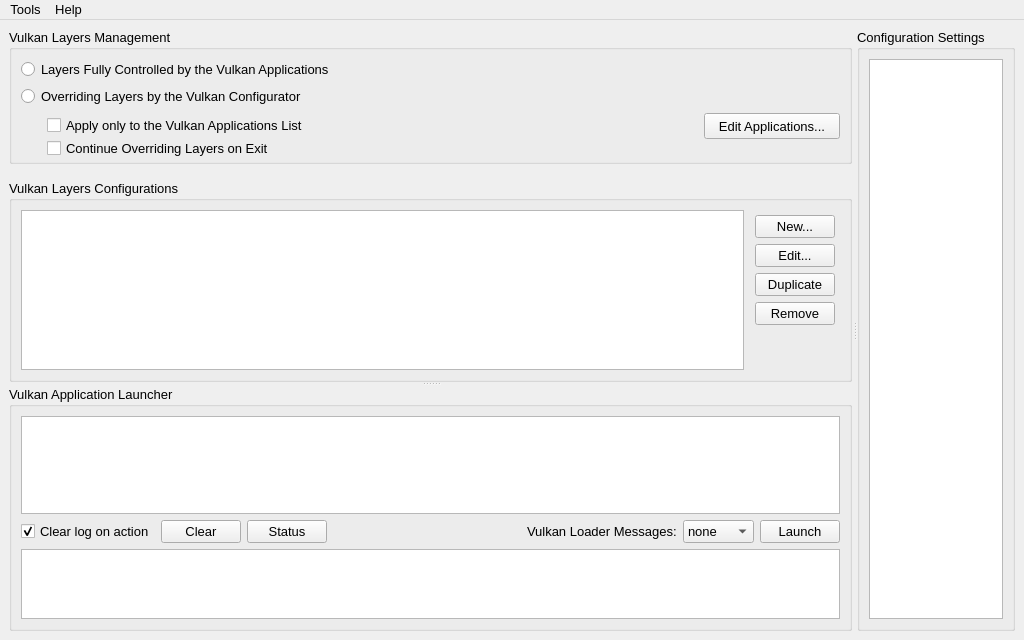
Old version of the form vkconfig/mainwindow.ui in the repository LunarG/VulkanTools.
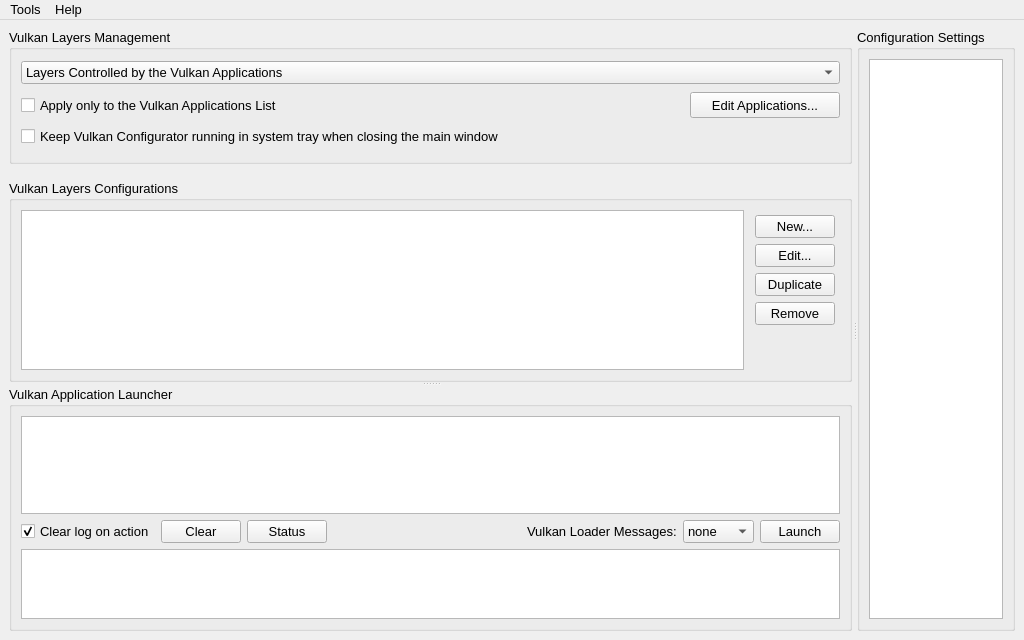
New version of the form.

Commit message: vkconfig: Add system tray icon

The edit to the form file:
```diff
--- a/vkconfig/mainwindow.ui
+++ b/vkconfig/mainwindow.ui
@@ -105,72 +105,21 @@
            </property>
            <layout class="QGridLayout" name="gridLayout_7">
             <item row="0" column="0">
-             <widget class="QRadioButton" name="radio_fully">
-              <property name="font">
-               <font>
-                <family>Arial</family>
-                <pointsize>10</pointsize>
-               </font>
-              </property>
-              <property name="text">
-               <string>Layers Fully Controlled by the Vulkan Applications</string>
-              </property>
-             </widget>
-            </item>
-            <item row="1" column="0">
-             <widget class="QRadioButton" name="radio_override">
-              <property name="font">
-               <font>
-                <family>Arial</family>
-                <pointsize>10</pointsize>
-               </font>
-              </property>
-              <property name="text">
-               <string>Overriding Layers by the Vulkan Configurator</string>
-              </property>
+             <widget class="QComboBox" name="combo_box_layers_controlled">
+              <item>
+               <property name="text">
+                <string>Layers Controlled by the Vulkan Applications</string>
+               </property>
+              </item>
+              <item>
+               <property name="text">
+                <string>Layers Controlled by the Vulkan Configurator</string>
+               </property>
+              </item>
              </widget>
             </item>
             <item row="2" column="0">
              <layout class="QGridLayout" name="gridLayout_6">
-              <item row="0" column="0">
-               <widget class="QWidget" name="widget" native="true">
-                <property name="maximumSize">
-                 <size>
-                  <width>20</width>
-                  <height>16777215</height>
-                 </size>
-                </property>
-               </widget>
-              </item>
-              <item row="0" column="1">
-               <widget class="QCheckBox" name="check_box_apply_list">
-                <property name="minimumSize">
-                 <size>
-                  <width>0</width>
-                  <height>24</height>
-                 </size>
-                </property>
-                <property name="font">
-                 <font>
-                  <family>Arial</family>
-                  <pointsize>10</pointsize>
-                 </font>
-                </property>
-                <property name="text">
-                 <string>Apply only to the Vulkan Applications List</string>
-                </property>
-               </widget>
-              </item>
-              <item row="1" column="0">
-               <widget class="QWidget" name="widget_2" native="true">
-                <property name="maximumSize">
-                 <size>
-                  <width>20</width>
-                  <height>16777215</height>
-                 </size>
-                </property>
-               </widget>
-              </item>
               <item row="1" column="1">
                <widget class="QCheckBox" name="check_box_persistent">
                 <property name="minimumSize">
@@ -186,7 +135,7 @@
                  </font>
                 </property>
                 <property name="text">
-                 <string>Continue Overriding Layers on Exit</string>
+                 <string>Keep Vulkan Configurator running in system tray when closing the main window</string>
                 </property>
                </widget>
               </item>
@@ -200,7 +149,7 @@
                 </property>
                 <property name="minimumSize">
                  <size>
-                  <width>136</width>
+                  <width>150</width>
                   <height>26</height>
                  </size>
                 </property>
@@ -221,6 +170,25 @@
                 </property>
                </widget>
               </item>
+              <item row="0" column="1">
+               <widget class="QCheckBox" name="check_box_apply_list">
+                <property name="minimumSize">
+                 <size>
+                  <width>0</width>
+                  <height>24</height>
+                 </size>
+                </property>
+                <property name="font">
+                 <font>
+                  <family>Arial</family>
+                  <pointsize>10</pointsize>
+                 </font>
+                </property>
+                <property name="text">
+                 <string>Apply only to the Vulkan Applications List</string>
+                </property>
+               </widget>
+              </item>
              </layout>
             </item>
            </layout>
```
The commit also changes 22 other files.
